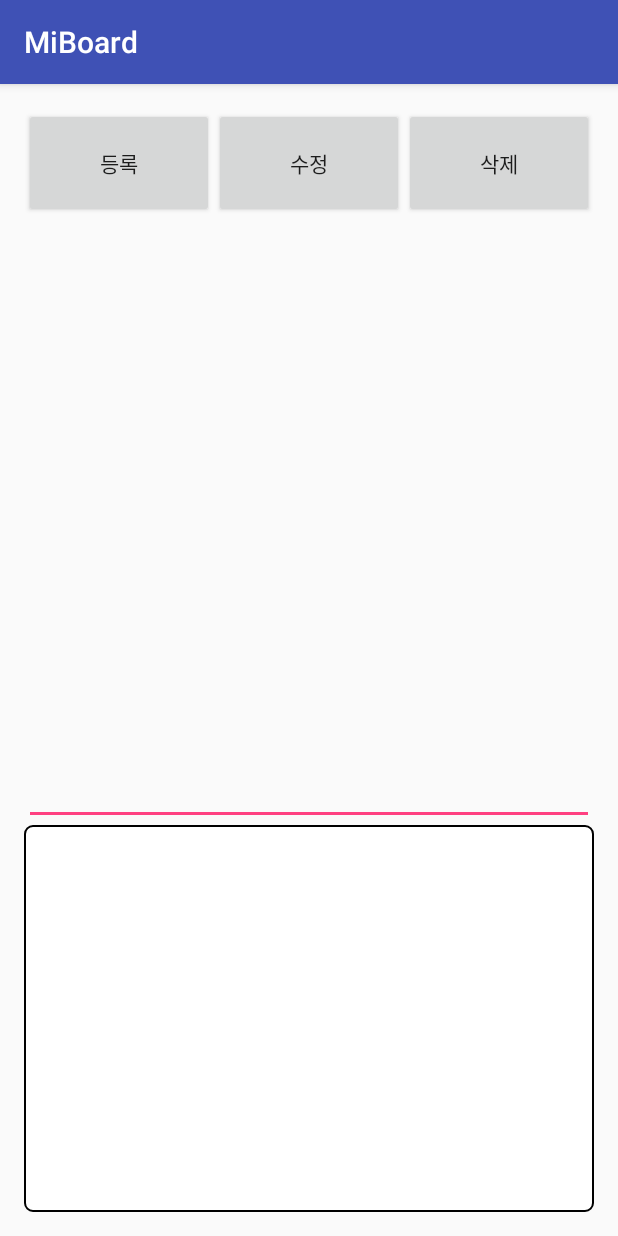
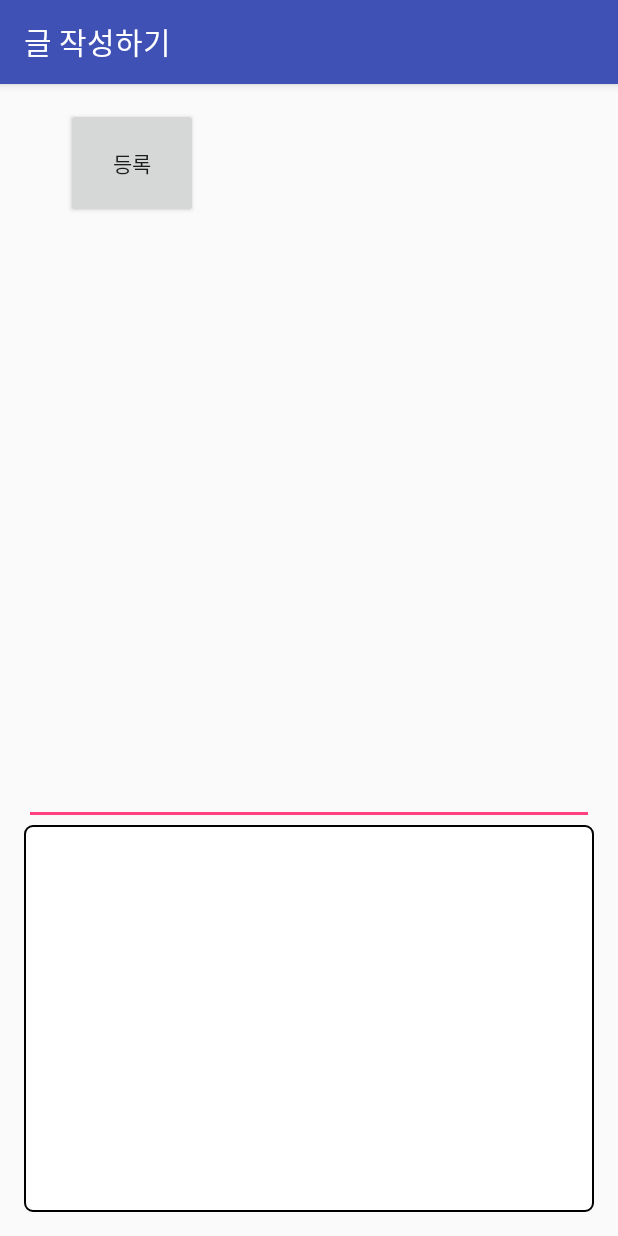
Before and after one commit to JunJahyun/MiBoard, an Android app: the WritingActivity screen opened directly, with no data from a screen before it, on a phone screen of 412 x 824 dp. Run offline under Robolectric (Android 15) with nearby library versions, the phone set to English and light mode, and no system bars.

Commit message:
Activity 세부 내용 수정

```diff
--- a/MiBoard/app/src/main/java/com/midasit/miboard/WritingActivity.java
+++ b/MiBoard/app/src/main/java/com/midasit/miboard/WritingActivity.java
@@ -2,12 +2,35 @@ package com.midasit.miboard;
 
 import android.support.v7.app.AppCompatActivity;
 import android.os.Bundle;
+import android.view.View;
+import android.widget.Button;
 
 public class WritingActivity extends AppCompatActivity {
 
+    Button button_Regist, button_Modify, button_Delete, button_SendEmail;
     @Override
     protected void onCreate(Bundle savedInstanceState) {
         super.onCreate(savedInstanceState);
         setContentView(R.layout.activity_writing);
+
+        setTitle("글 작성하기");
+
+        initView();
+    }
+
+    private void initView() {
+
+        button_Regist = (Button) findViewById(R.id.button_Regist);
+        button_Modify = (Button) findViewById(R.id.button_Modify);
+        button_Delete = (Button) findViewById(R.id.button_Delete);
+        button_SendEmail = (Button) findViewById(R.id.button_SendEmail);
+
+        button_Modify.setVisibility(View.INVISIBLE);
+        button_Delete.setVisibility(View.INVISIBLE);
+        button_SendEmail.setVisibility(View.INVISIBLE);
+    }
+
+    private void initListener() {
+
     }
 }
--- a/MiBoard/app/src/main/res/layout/activity_main.xml
+++ b/MiBoard/app/src/main/res/layout/activity_main.xml
@@ -24,10 +24,12 @@
                 android:layout_height="match_parent"
                 android:layout_weight="5"/>
             <Button
+                android:id="@+id/button_Search"
                 android:layout_width="wrap_content"
                 android:layout_height="wrap_content"
                 android:text="검색" />
             <Button
+                android:id="@+id/button_Write"
                 android:layout_width="wrap_content"
                 android:layout_height="wrap_content"
                 android:text="글쓰기" />
@@ -37,6 +39,4 @@
             android:layout_width="match_parent"
             android:layout_height="match_parent"/>
     </LinearLayout>
-
-
 </LinearLayout>
--- a/MiBoard/app/src/main/res/layout/activity_modify.xml
+++ b/MiBoard/app/src/main/res/layout/activity_modify.xml
@@ -9,4 +9,5 @@
     android:paddingTop="@dimen/activity_vertical_margin"
     tools:context="com.midasit.miboard.ModifyActivity">
 
+    <include layout="@layout/layout_default" />
 </RelativeLayout>
--- a/MiBoard/app/src/main/res/layout/activity_reading.xml
+++ b/MiBoard/app/src/main/res/layout/activity_reading.xml
@@ -9,4 +9,5 @@
     android:paddingTop="@dimen/activity_vertical_margin"
     tools:context="com.midasit.miboard.ReadingActivity">
 
+    <include layout="@layout/layout_default" />
 </RelativeLayout>
--- a/MiBoard/app/src/main/res/layout/layout_default.xml
+++ b/MiBoard/app/src/main/res/layout/layout_default.xml
@@ -13,26 +13,28 @@
             android:layout_width="match_parent"
             android:layout_height="0dp"
             android:layout_weight="2"
-            android:weightSum="3"
-            android:orientation="horizontal">
+            android:orientation="horizontal"
+            android:gravity="right">
             <Button
                 android:id="@+id/button_Regist"
-                android:layout_width="0dp"
+                android:layout_width="wrap_content"
                 android:layout_height="match_parent"
-                android:layout_weight="1"
                 android:text="등록"/>
             <Button
                 android:id="@+id/button_Modify"
-                android:layout_width="0dp"
+                android:layout_width="wrap_content"
                 android:layout_height="match_parent"
-                android:layout_weight="1"
                 android:text="수정"/>
             <Button
                 android:id="@+id/button_Delete"
-                android:layout_width="0dp"
+                android:layout_width="wrap_content"
                 android:layout_height="match_parent"
-                android:layout_weight="1"
                 android:text="삭제"/>
+            <Button
+                android:id="@+id/button_SendEmail"
+                android:layout_width="wrap_content"
+                android:layout_height="match_parent"
+                android:text="발송"/>
         </LinearLayout>
 
         <ImageView
```
Also changed, not shown: MiBoard/app/src/main/java/com/midasit/miboard/MainActivity.java (+16 -2 lines), MiBoard/app/src/main/java/com/midasit/miboard/ModifyActivity.java (+14 -0 lines), MiBoard/app/src/main/java/com/midasit/miboard/ReadingActivity.java (+20 -0 lines).
